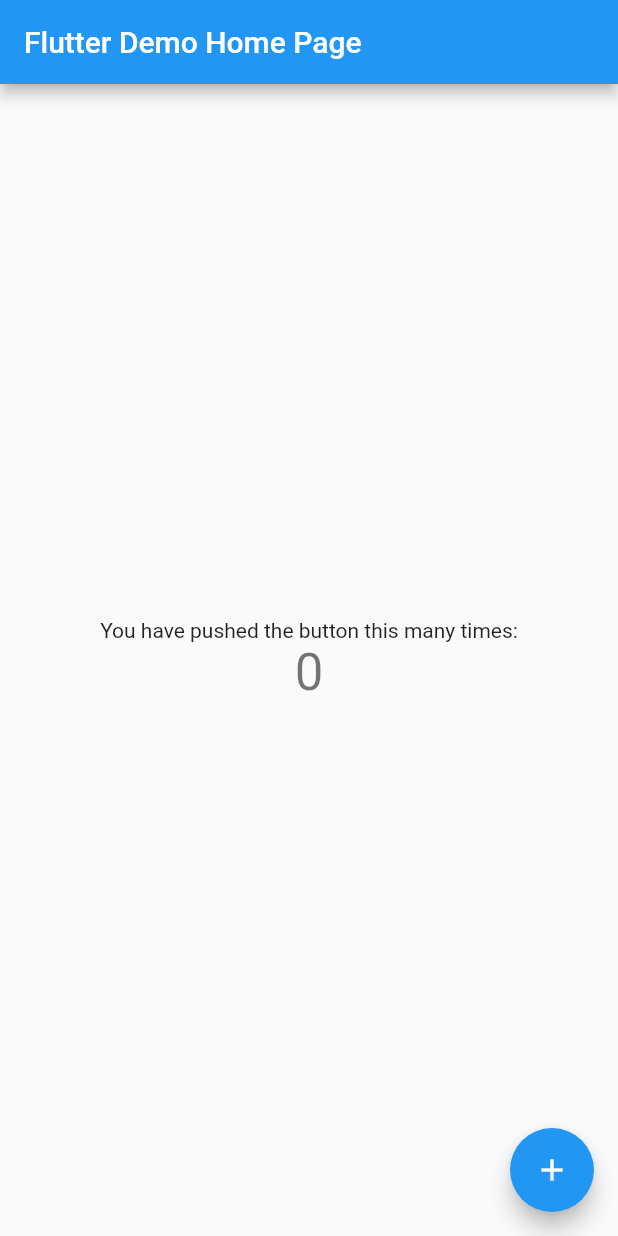
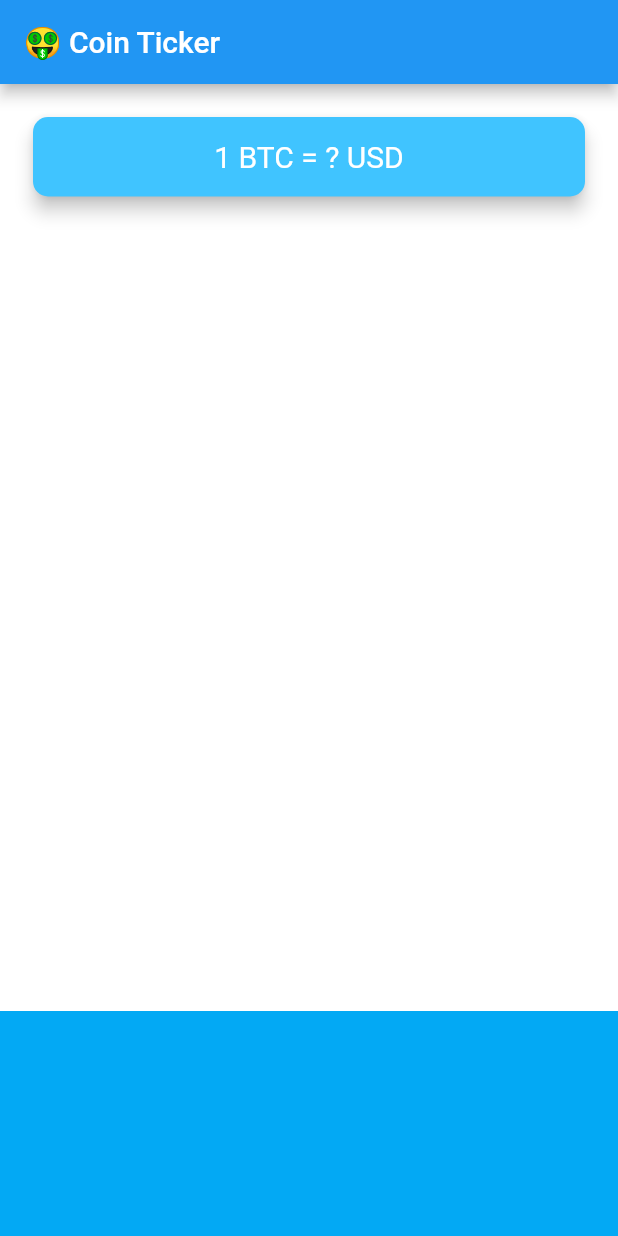
Before and after one commit to FadyFawzyOfficial/bitcoin, a Flutter app: the screen it shows after launch, on a phone screen of 412 x 824 dp. Run offline on Flutter 3.47's test engine with Material 2 defaults, Android fonts, the phone set to English and light mode, and no system bars.

Commit message:
2. Build the App Design (StartingPoint)

```diff
--- a/lib/main.dart
+++ b/lib/main.dart
@@ -1,115 +1,20 @@
 import 'package:flutter/material.dart';
 
-void main() {
-  runApp(const MyApp());
-}
+import 'price_screen.dart';
+
+void main() => runApp(const MyApp());
 
 class MyApp extends StatelessWidget {
   const MyApp({super.key});
 
-  // This widget is the root of your application.
   @override
   Widget build(BuildContext context) {
     return MaterialApp(
-      title: 'Flutter Demo',
-      theme: ThemeData(
-        // This is the theme of your application.
-        //
-        // Try running your application with "flutter run". You'll see the
-        // application has a blue toolbar. Then, without quitting the app, try
-        // changing the primarySwatch below to Colors.green and then invoke
-        // "hot reload" (press "r" in the console where you ran "flutter run",
-        // or simply save your changes to "hot reload" in a Flutter IDE).
-        // Notice that the counter didn't reset back to zero; the application
-        // is not restarted.
-        primarySwatch: Colors.blue,
+      theme: ThemeData().copyWith(
+        primaryColor: Colors.lightBlue,
+        scaffoldBackgroundColor: Colors.white,
       ),
-      home: const MyHomePage(title: 'Flutter Demo Home Page'),
+      home: const PriceScreen(),
     );
   }
 }
-
-class MyHomePage extends StatefulWidget {
-  const MyHomePage({super.key, required this.title});
-
-  // This widget is the home page of your application. It is stateful, meaning
-  // that it has a State object (defined below) that contains fields that affect
-  // how it looks.
-
-  // This class is the configuration for the state. It holds the values (in this
-  // case the title) provided by the parent (in this case the App widget) and
-  // used by the build method of the State. Fields in a Widget subclass are
-  // always marked "final".
-
-  final String title;
-
-  @override
-  State<MyHomePage> createState() => _MyHomePageState();
-}
-
-class _MyHomePageState extends State<MyHomePage> {
-  int _counter = 0;
-
-  void _incrementCounter() {
-    setState(() {
-      // This call to setState tells the Flutter framework that something has
-      // changed in this State, which causes it to rerun the build method below
-      // so that the display can reflect the updated values. If we changed
-      // _counter without calling setState(), then the build method would not be
-      // called again, and so nothing would appear to happen.
-      _counter++;
-    });
-  }
-
-  @override
-  Widget build(BuildContext context) {
-    // This method is rerun every time setState is called, for instance as done
-    // by the _incrementCounter method above.
-    //
-    // The Flutter framework has been optimized to make rerunning build methods
-    // fast, so that you can just rebuild anything that needs updating rather
-    // than having to individually change instances of widgets.
-    return Scaffold(
-      appBar: AppBar(
-        // Here we take the value from the MyHomePage object that was created by
-        // the App.build method, and use it to set our appbar title.
-        title: Text(widget.title),
-      ),
-      body: Center(
-        // Center is a layout widget. It takes a single child and positions it
-        // in the middle of the parent.
-        child: Column(
-          // Column is also a layout widget. It takes a list of children and
-          // arranges them vertically. By default, it sizes itself to fit its
-          // children horizontally, and tries to be as tall as its parent.
-          //
-          // Invoke "debug painting" (press "p" in the console, choose the
-          // "Toggle Debug Paint" action from the Flutter Inspector in Android
-          // Studio, or the "Toggle Debug Paint" command in Visual Studio Code)
-          // to see the wireframe for each widget.
-          //
-          // Column has various properties to control how it sizes itself and
-          // how it positions its children. Here we use mainAxisAlignment to
-          // center the children vertically; the main axis here is the vertical
-          // axis because Columns are vertical (the cross axis would be
-          // horizontal).
-          mainAxisAlignment: MainAxisAlignment.center,
-          children: <Widget>[
-            const Text(
-              'You have pushed the button this many times:',
-            ),
-            Text(
-              '$_counter',
-              style: Theme.of(context).textTheme.headline4,
-            ),
-          ],
-        ),
-      ),
-      floatingActionButton: FloatingActionButton(
-        onPressed: _incrementCounter,
-        tooltip: 'Increment',
-        child: const Icon(Icons.add),
-      ), // This trailing comma makes auto-formatting nicer for build methods.
-    );
-  }
-}
--- /dev/null
+++ b/lib/price_screen.dart
@@ -0,0 +1,53 @@
+import 'package:flutter/material.dart';
+
+class PriceScreen extends StatefulWidget {
+  const PriceScreen({super.key});
+
+  @override
+  PriceScreenState createState() => PriceScreenState();
+}
+
+class PriceScreenState extends State<PriceScreen> {
+  @override
+  Widget build(BuildContext context) {
+    return Scaffold(
+      appBar: AppBar(
+        title: const Text('🤑 Coin Ticker'),
+      ),
+      body: Column(
+        mainAxisAlignment: MainAxisAlignment.spaceBetween,
+        crossAxisAlignment: CrossAxisAlignment.stretch,
+        children: <Widget>[
+          Padding(
+            padding: const EdgeInsets.fromLTRB(18.0, 18.0, 18.0, 0),
+            child: Card(
+              color: Colors.lightBlueAccent,
+              elevation: 5.0,
+              shape: RoundedRectangleBorder(
+                borderRadius: BorderRadius.circular(10.0),
+              ),
+              child: const Padding(
+                padding: EdgeInsets.symmetric(vertical: 15.0, horizontal: 28.0),
+                child: Text(
+                  '1 BTC = ? USD',
+                  textAlign: TextAlign.center,
+                  style: TextStyle(
+                    fontSize: 20.0,
+                    color: Colors.white,
+                  ),
+                ),
+              ),
+            ),
+          ),
+          Container(
+            height: 150.0,
+            alignment: Alignment.center,
+            padding: const EdgeInsets.only(bottom: 30.0),
+            color: Colors.lightBlue,
+            child: null,
+          ),
+        ],
+      ),
+    );
+  }
+}
```
Also changed, not shown: lib/coin_data.dart (added, +31 -0 lines).
